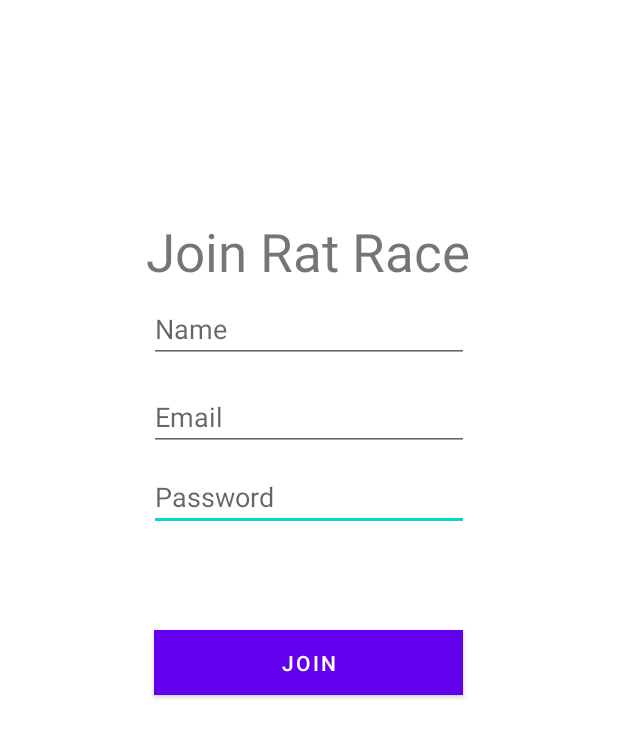
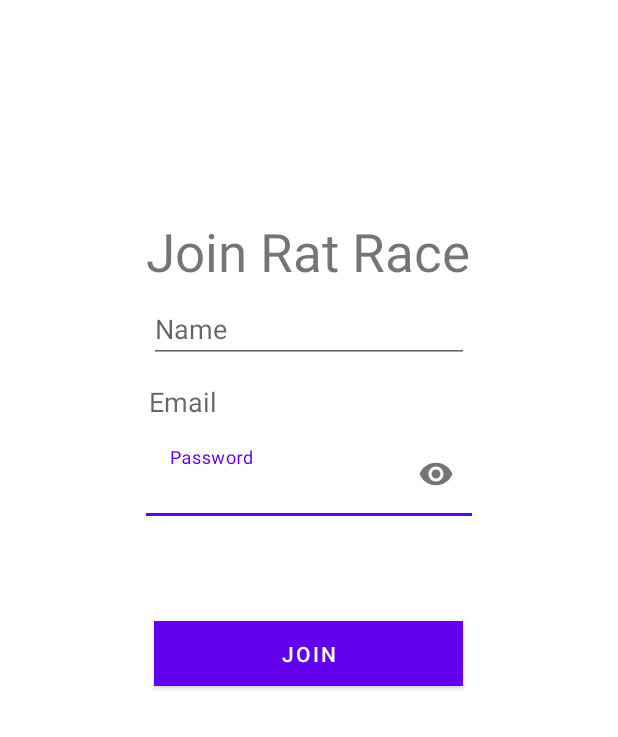
Before and after one commit to ejmdenham/RatRace_1, an Android app: the Join screen opened directly, with no data from a screen before it, on a phone screen of 412 x 824 dp. Shown: the top 737 px of the screen. Run offline under Robolectric (Android 15) with nearby library versions, the phone set to English and light mode, and no system bars; libraries missing offline, so code that uses them is left out: com.amplifyframework.auth, com.amplifyframework.core; Roboto replaces fonts that are not available here.

Commit message:
Add PW visibility toggle

```diff
--- a/pRatRace/app/build.gradle
+++ b/pRatRace/app/build.gradle
@@ -37,6 +37,8 @@ android {
 
 dependencies {
 
+    implementation 'com.android.support:design:28.0.0'
+
     implementation 'androidx.appcompat:appcompat:1.4.0'
     implementation 'com.google.android.material:material:1.4.0'
     implementation 'androidx.constraintlayout:constraintlayout:2.1.2'
--- a/pRatRace/app/src/main/res/layout/activity_join.xml
+++ b/pRatRace/app/src/main/res/layout/activity_join.xml
@@ -19,17 +19,25 @@
       app:layout_constraintStart_toStartOf="parent"
       app:layout_constraintTop_toTopOf="parent" />
 
-  <EditText
-      android:id="@+id/txtPassword"
-      android:layout_width="wrap_content"
+  <com.google.android.material.textfield.TextInputLayout
+      android:id="@+id/txtPasswordLayout"
+      android:layout_width="217dp"
       android:layout_height="wrap_content"
       android:layout_marginTop="8dp"
-      android:ems="10"
-      android:hint="@string/passwordHintRegister"
-      android:inputType="textPassword"
       app:layout_constraintEnd_toEndOf="parent"
       app:layout_constraintStart_toStartOf="parent"
-      app:layout_constraintTop_toBottomOf="@+id/txtEmail" />
+      app:layout_constraintTop_toBottomOf="@+id/txtEmail"
+      app:passwordToggleEnabled="true">
+
+    <com.google.android.material.textfield.TextInputEditText
+        android:id="@+id/txtPassword"
+        android:layout_width="match_parent"
+        android:layout_height="wrap_content"
+        android:background="@color/white"
+        android:ems="10"
+        android:hint="@string/passwordHintRegister"
+        android:inputType="textPassword" />
+  </com.google.android.material.textfield.TextInputLayout>
 
   <Button
       android:id="@+id/button3"
@@ -44,7 +52,7 @@
       app:layout_constraintEnd_toEndOf="parent"
       app:layout_constraintHorizontal_bias="0.498"
       app:layout_constraintStart_toStartOf="parent"
-      app:layout_constraintTop_toBottomOf="@+id/txtPassword"
+      app:layout_constraintTop_toBottomOf="@+id/txtPasswordLayout"
       app:layout_constraintVertical_bias="0.363" />
 
   <EditText
@@ -52,6 +60,7 @@
       android:layout_width="wrap_content"
       android:layout_height="wrap_content"
       android:layout_marginTop="64dp"
+      android:background="@color/white"
       android:ems="10"
       android:hint="@string/emailHintRegister"
       android:inputType="textEmailAddress"
```
Also changed, not shown: pRatRace/app/src/main/res/layout/activity_login_screen.xml (+15 -8 lines).
